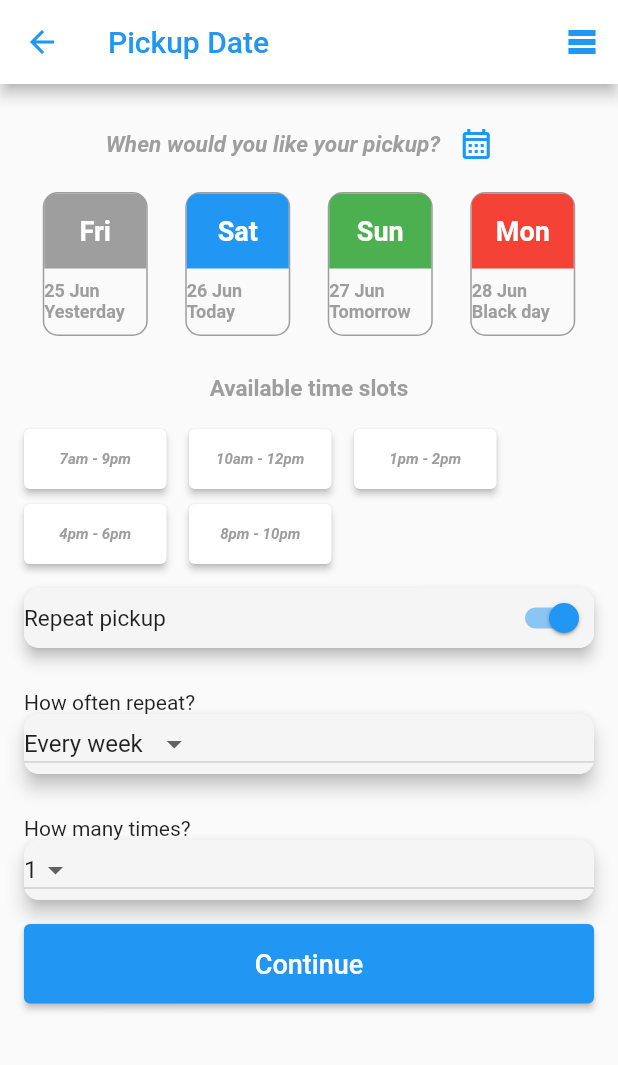
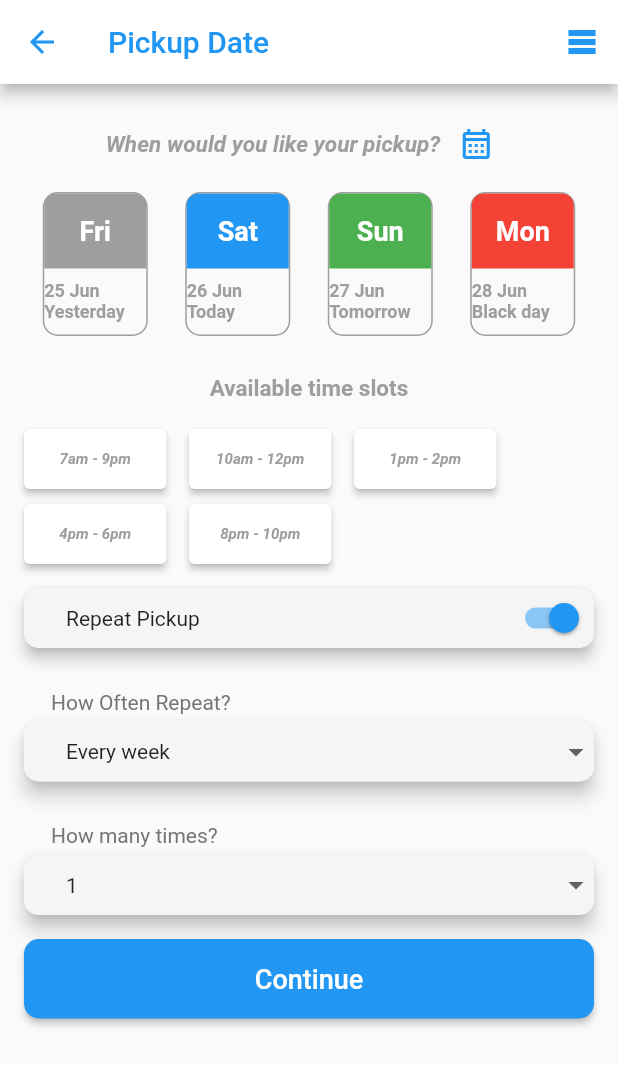
Before and after one commit to Hassanulhaq52/Packages-App, a Flutter app: the PickupDateScreen screen opened directly, on a phone screen of 412 x 824 dp. Shown: the top 1065 px of the screen. Run offline on Flutter 3.47's test engine with Material 2 defaults, Android fonts, the phone set to English and light mode, and no system bars.

Commit message:
Code Refactoring of Pickdate Screen.

```diff
--- a/lib/screens/pickup_date_screen.dart
+++ b/lib/screens/pickup_date_screen.dart
@@ -12,13 +12,17 @@ class PickupDateScreen extends StatefulWidget {
 
 class _PickupDateScreenState extends State<PickupDateScreen> {
   bool isSwitchOn = true;
+  int selectedDropdownValue = 1;
+  String selectedRepeatOption = 'Every week';
 
   @override
   Widget build(BuildContext context) {
     return Scaffold(
       appBar: AppBar(
         leading: IconButton(
-            onPressed: () {},
+            onPressed: () {
+              Navigator.pop(context);
+            },
             icon: const Icon(
               Icons.arrow_back,
               color: Colors.blue,
@@ -111,28 +115,28 @@ class _PickupDateScreenState extends State<PickupDateScreen> {
               ),
             ),
             const SizedBox(height: 18),
-            Column(
+            const Column(
               children: [
                 Row(
                   children: [
                     TimeSlotButton(time: '7am - 9pm'),
-                    const SizedBox(
+                    SizedBox(
                       width: 15,
                     ),
                     TimeSlotButton(time: '10am - 12pm'),
-                    const SizedBox(
+                    SizedBox(
                       width: 15,
                     ),
                     TimeSlotButton(time: '1pm - 2pm'),
                   ],
                 ),
-                const SizedBox(
+                SizedBox(
                   height: 10,
                 ),
                 Row(
                   children: [
                     TimeSlotButton(time: '4pm - 6pm'),
-                    const SizedBox(
+                    SizedBox(
                       width: 15,
                     ),
                     TimeSlotButton(time: '8pm - 10pm'),
@@ -152,18 +156,20 @@ class _PickupDateScreenState extends State<PickupDateScreen> {
                 ),
                 child: Row(
                   children: [
-                    const Text(
-                      'Repeat pickup',
+                    const Padding(
+                      padding: EdgeInsets.only(left: 28.0),
+                      // Adjust the value as needed
+                      child: Text(
+                        'Repeat Pickup',
                         style: TextStyle(
-                        fontSize: 15,
+                          fontSize: 14,
+                        ),
                       ),
                     ),
                     const Spacer(),
                     Switch(
                       value: isSwitchOn,
-                      // Replace isSwitchOn with your actual variable to control the switch state
                       onChanged: (value) {
-                        // Update the switch state here
                         setState(() {
                           isSwitchOn = value;
                         });
@@ -174,7 +180,14 @@ class _PickupDateScreenState extends State<PickupDateScreen> {
               ),
             ),
             const SizedBox(height: 28),
-            const Text('How often repeat?'),
+            Padding(
+              padding: const EdgeInsets.only(left: 18),
+              child: Text(
+                'How Often Repeat?',
+                style: TextStyle(color: Colors.grey.shade600),
+              ),
+            ),
+            const SizedBox(height: 5),
             Material(
               elevation: 5.0,
               borderRadius: const BorderRadius.all(Radius.circular(10.0)),
@@ -184,21 +197,46 @@ class _PickupDateScreenState extends State<PickupDateScreen> {
                   borderRadius: const BorderRadius.all(Radius.circular(10.0)),
                 ),
                 height: 40,
+                child: DropdownButtonHideUnderline(
                   child: DropdownButton<String>(
                     items: ['Every week', 'Every month', 'Custom']
                         .map((String value) {
                       return DropdownMenuItem<String>(
                         value: value,
-                      child: Text(value),
+                        child: Padding(
+                          padding: const EdgeInsets.only(left: 28),
+                          child: Text(
+                            value,
+                            style: TextStyle(fontSize: 14),
+                          ),
+                        ),
                       );
                     }).toList(),
-                  onChanged: (value) {},
-                  value: 'Every week',
+                    onChanged: (value) {
+                      setState(() {
+                        selectedRepeatOption = value!; // Update selected value
+                      });
+                    },
+                    value: selectedRepeatOption,
+                    // Set selected value
+                    icon: Icon(Icons.arrow_drop_down),
+                    iconSize: 24,
+                    isExpanded: true,
+                  ),
                 ),
               ),
             ),
             const SizedBox(height: 28),
-            const Text('How many times?'),
+            Padding(
+              padding: const EdgeInsets.only(left: 18),
+              child: Text(
+                'How many times?',
+                style: TextStyle(color: Colors.grey.shade600),
+              ),
+            ),
+            SizedBox(
+              height: 5,
+            ),
             Material(
               elevation: 5.0,
               borderRadius: const BorderRadius.all(Radius.circular(10.0)),
@@ -208,15 +246,42 @@ class _PickupDateScreenState extends State<PickupDateScreen> {
                   borderRadius: const BorderRadius.all(Radius.circular(10.0)),
                 ),
                 height: 40,
+                child: DropdownButtonHideUnderline(
                   child: DropdownButton<int>(
                     items: [1, 2, 3, 4].map((int value) {
                       return DropdownMenuItem<int>(
                         value: value,
-                      child: Text(value.toString()),
+                        child: GestureDetector(
+                          onTap: () {
+                            setState(() {
+                              selectedDropdownValue =
+                                  value; // Update the selected value
+                            });
+                          },
+                          child: Container(
+                            padding: const EdgeInsets.only(left: 28),
+                            alignment: Alignment.centerLeft,
+                            child: Text(
+                              value.toString(),
+                              style: const TextStyle(
+                                fontSize: 14,
+                              ),
+                            ),
+                          ),
+                        ),
                       );
                     }).toList(),
-                  onChanged: (value) {},
-                  value: 1,
+                    onChanged: (value) {
+                      setState(() {
+                        selectedDropdownValue = value!; // Update selected value
+                      });
+                    },
+                    value: selectedDropdownValue,
+                    // Set selected value
+                    icon: Icon(Icons.arrow_drop_down),
+                    iconSize: 24,
+                    isExpanded: true,
+                  ),
                 ),
               ),
             ),
@@ -226,12 +291,16 @@ class _PickupDateScreenState extends State<PickupDateScreen> {
               style: ElevatedButton.styleFrom(
                 primary: Colors.blue,
                 padding: const EdgeInsets.symmetric(vertical: 16),
+                shape: RoundedRectangleBorder(
+                  borderRadius: BorderRadius.circular(10.0), // Adjust the radius as needed
+                ),
               ),
               child: const Text(
                 'Continue',
                 style: TextStyle(color: Colors.white, fontSize: 18),
               ),
-            ),
+            )
+
           ],
         ),
       ),
--- a/lib/widgets/container_column.dart
+++ b/lib/widgets/container_column.dart
@@ -43,20 +43,16 @@ class ContainerColumn extends StatelessWidget {
             ),
           ),
           Container(
-            padding: EdgeInsets.symmetric(vertical: 8), // Adjust vertical padding as needed
+            padding: const EdgeInsets.symmetric(vertical: 8),
             alignment: Alignment.center,
             child: Text(
               date,
-              style: TextStyle(
-                fontSize: 12,
-                color: Colors.grey,
-                fontWeight: FontWeight.bold
-                // You can also set other text styles here
-              ),
+              style: const TextStyle(
+                  fontSize: 12,
+                  color: Colors.grey,
+                  fontWeight: FontWeight.bold),
             ),
           ),
-
-
         ],
       ),
     );
--- a/lib/widgets/time_slot_button.dart
+++ b/lib/widgets/time_slot_button.dart
@@ -3,7 +3,7 @@ import 'package:flutter/material.dart';
 class TimeSlotButton extends StatefulWidget {
   final String time;
 
-  TimeSlotButton({required this.time});
+  const TimeSlotButton({required this.time});
 
   @override
   _TimeSlotButtonState createState() => _TimeSlotButtonState();
@@ -18,7 +18,6 @@ class _TimeSlotButtonState extends State<TimeSlotButton> {
       height: 40,
       width: 95,
       child: ElevatedButton(
-
         onPressed: () {
           setState(() {
             isSelected = !isSelected;
@@ -32,7 +31,9 @@ class _TimeSlotButtonState extends State<TimeSlotButton> {
           widget.time,
           style: TextStyle(
             fontSize: 10,
-            color: isSelected ? Colors.white : Colors.grey, fontStyle: FontStyle.italic, fontWeight: FontWeight.bold,
+            color: isSelected ? Colors.white : Colors.grey,
+            fontStyle: FontStyle.italic,
+            fontWeight: FontWeight.bold,
           ),
         ),
       ),
```
Also changed, not shown: pubspec.lock. Lines whose indentation alone changed are shown as unchanged.
